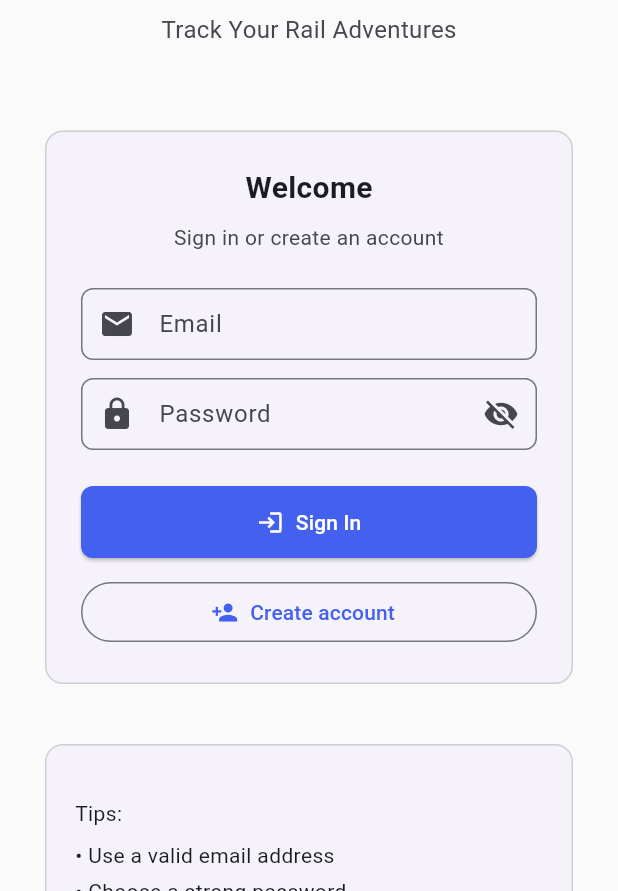
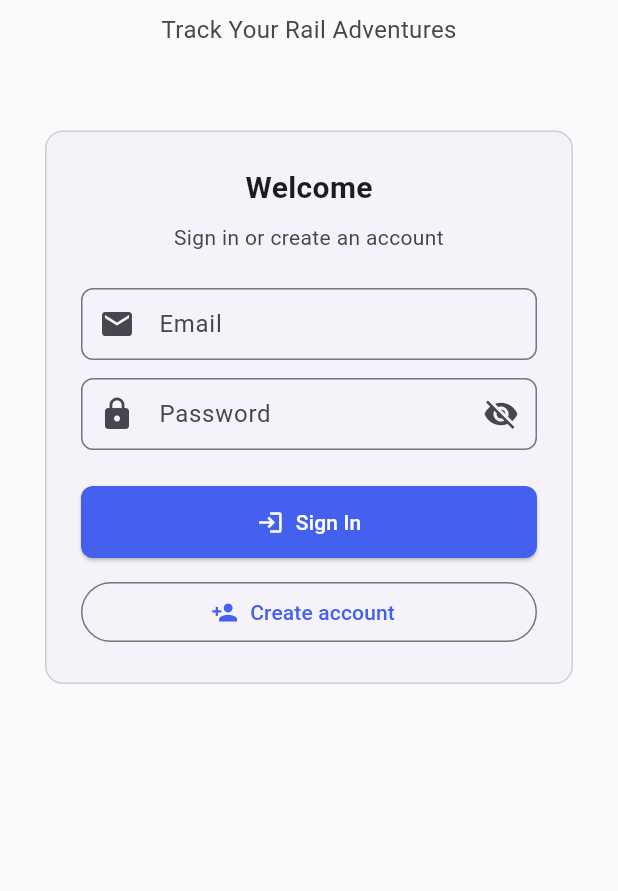
Before and after one commit to kolaente/trainrides, a Flutter app: the screen it shows after launch, on a phone screen of 412 x 824 dp, the part 345-1236 px from its top. Run offline on Flutter 3.47's test engine with Material 3 defaults, Android fonts, the phone set to English and light mode, and no system bars; our stand-ins replace flutter_riverpod, riverpod_annotation, shared_preferences, supabase_flutter; accounts and stored records are empty; generated files the repository leaves out were written again.

Commit message:
chore: cleanup

```diff
--- a/lib/presentation/screens/auth/auth_screen.dart
+++ b/lib/presentation/screens/auth/auth_screen.dart
@@ -352,34 +352,6 @@ class _AuthScreenState extends ConsumerState<AuthScreen> {
                     ),
                   ),
                 ),
-                const SizedBox(height: 24),
-                Card(
-                  elevation: 0,
-                  shape: RoundedRectangleBorder(
-                    borderRadius: BorderRadius.circular(12),
-                    side: BorderSide(
-                      color: Theme.of(
-                        context,
-                      ).colorScheme.outline.withOpacity(0.3),
-                      width: 1,
-                    ),
-                  ),
-                  child: Padding(
-                    padding: const EdgeInsets.all(20),
-                    child: Column(
-                      crossAxisAlignment: CrossAxisAlignment.start,
-                      children: const [
-                        SizedBox(height: 16),
-                        Text('Tips:'),
-                        SizedBox(height: 8),
-                        Text('• Use a valid email address'),
-                        SizedBox(height: 4),
-                        Text('• Choose a strong password'),
-                      ],
-                    ),
-                  ),
-                ),
-                const SizedBox(height: 40),
               ],
             ),
           ),
```
